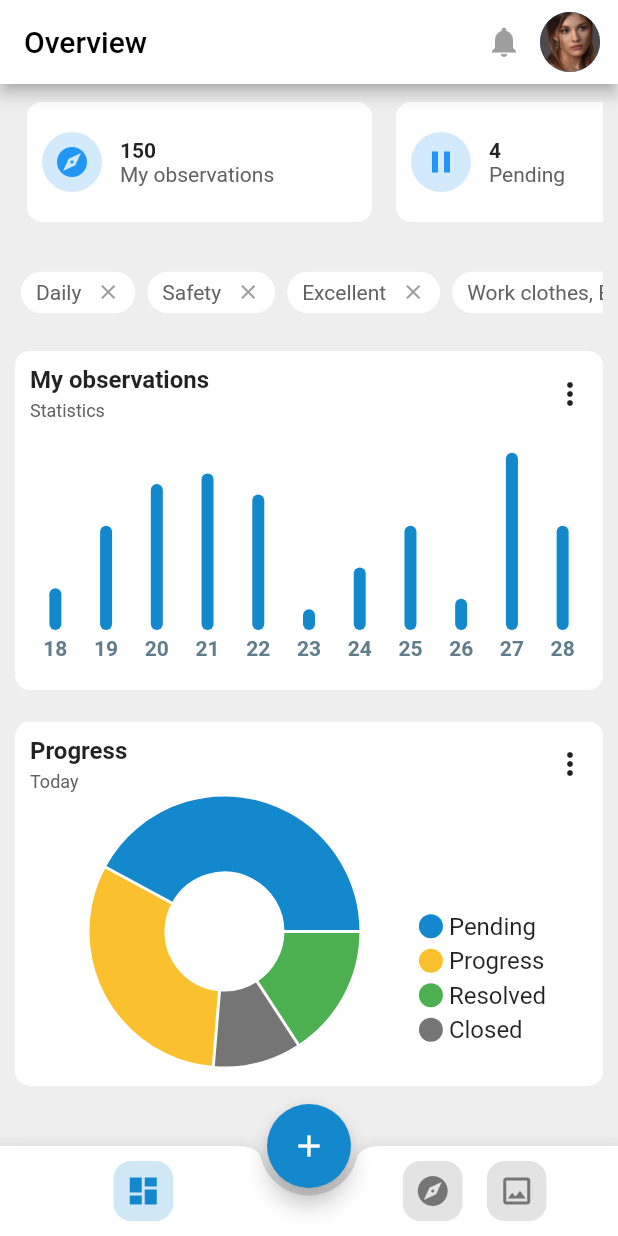
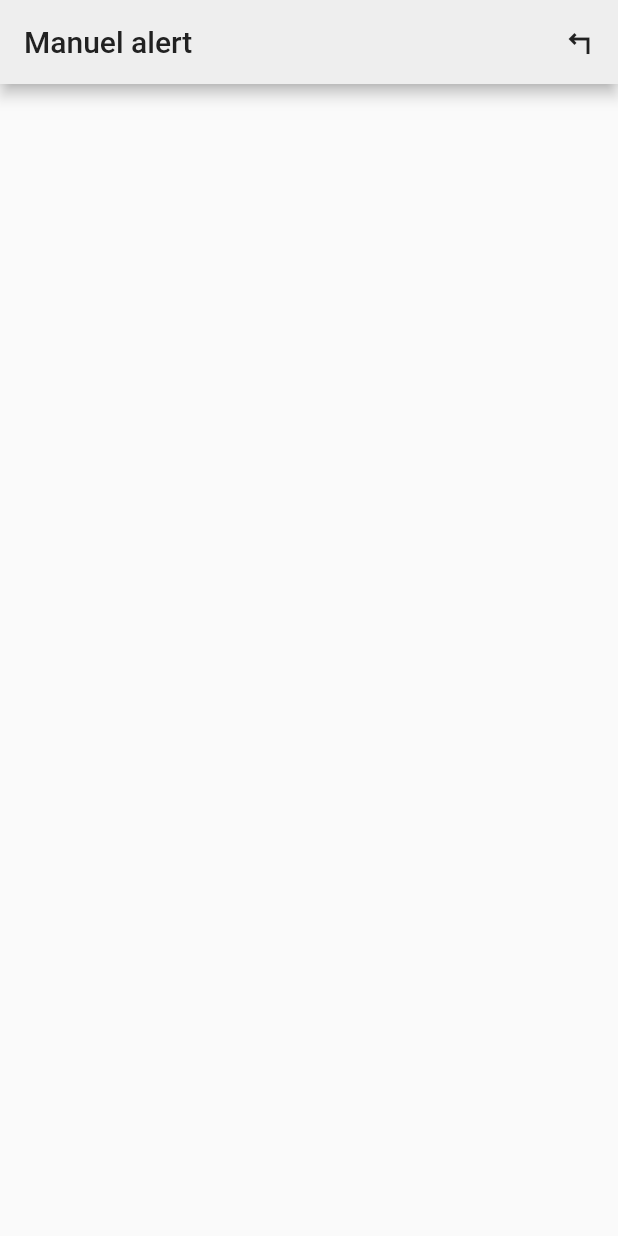
Before and after one commit to asly-97/flutter-dashboard-app, a Flutter app: the screen it shows after launch, after a tap on the "add" icon, on a phone screen of 412 x 824 dp. Run offline on Flutter 3.47's test engine with Material 2 defaults, Android fonts, the phone set to English and light mode, and no system bars; drawn by our look-alikes of fl_chart; missing offline and left inert: dart:ffi.

Commit message:
FormScreen - AppBar

```diff
--- a/lib/main.dart
+++ b/lib/main.dart
@@ -1,3 +1,4 @@
+import 'package:dashboard/screens/form_screen.dart';
 import 'package:dashboard/screens/overview_screen.dart';
 import 'package:dashboard/screens/splash_screen.dart';
 import 'package:flutter/material.dart';
@@ -20,6 +21,7 @@ class MyApp extends StatelessWidget {
       routes: {
         SplashScreen.ROUTE: (context) => SplashScreen(),
         OverviewScreen.ROUTE: (context) => OverviewScreen(),
+        FormScreen.ROUTE: (context) => FormScreen(),
       },
     );
   }
--- /dev/null
+++ b/lib/screens/form_screen.dart
@@ -0,0 +1,28 @@
+import 'package:dashboard/util/app_colors.dart';
+import 'package:flutter/material.dart';
+
+class FormScreen extends StatelessWidget {
+  const FormScreen({Key? key}) : super(key: key);
+  static final String ROUTE = 'FORM_SCREEN_ROUTE';
+
+  @override
+  Widget build(BuildContext context) {
+    return Scaffold(
+      appBar: AppBar(
+        automaticallyImplyLeading: false,
+        centerTitle: false,
+        backgroundColor: AppColors.lightGrey,
+        foregroundColor: AppColors.mainTextColor,
+        title: const Text('Manuel alert'),
+        actions: [
+          IconButton(
+            onPressed: () {
+              Navigator.pop(context);
+            },
+            icon: Icon(Icons.turn_left_sharp),
+          ),
+        ],
+      ),
+    );
+  }
+}
--- a/lib/screens/overview_screen.dart
+++ b/lib/screens/overview_screen.dart
@@ -1,3 +1,4 @@
+import 'package:dashboard/screens/form_screen.dart';
 import 'package:dashboard/util/app_colors.dart';
 import 'package:dashboard/widgets/navbar/bottom_nav_bar.dart';
 import 'package:dashboard/widgets/charts/bar_chart/bar_chart_card.dart';
@@ -7,14 +8,14 @@ import 'package:dashboard/widgets/closable_text_card.dart';
 import 'package:flutter/material.dart';
 
 class OverviewScreen extends StatelessWidget {
-  static final String ROUTE = 'SPLASH_SCREEN_ROUTE';
+  static final String ROUTE = 'OVERVIEW_SCREEN_ROUTE';
 
   const OverviewScreen({Key? key}) : super(key: key);
 
   @override
   Widget build(BuildContext context) {
     return Scaffold(
-      backgroundColor: Colors.grey.shade200,
+      backgroundColor: AppColors.lightGrey,
       appBar: AppBar(
         automaticallyImplyLeading: false,
         centerTitle: false,
@@ -96,7 +97,9 @@ class OverviewScreen extends StatelessWidget {
       )),
       floatingActionButton: FloatingActionButton(
         backgroundColor: AppColors.blue,
-        onPressed: () {},
+        onPressed: () {
+          Navigator.pushNamed(context, FormScreen.ROUTE);
+        },
         child: Icon(Icons.add),
       ),
       floatingActionButtonLocation: FloatingActionButtonLocation.centerDocked,
--- a/lib/util/app_colors.dart
+++ b/lib/util/app_colors.dart
@@ -3,6 +3,7 @@ import 'package:flutter/material.dart';
 abstract class AppColors {
   static final Color blue = Color(0xFF1488CC);
   static final Color grey = Colors.grey.shade600;
+  static final Color lightGrey = Colors.grey.shade200;
   static final Color mainTextColor = Colors.grey.shade900;
   static final Color yellow = Colors.yellow.shade700;
   static final Color green = Colors.green.shade500;
```
